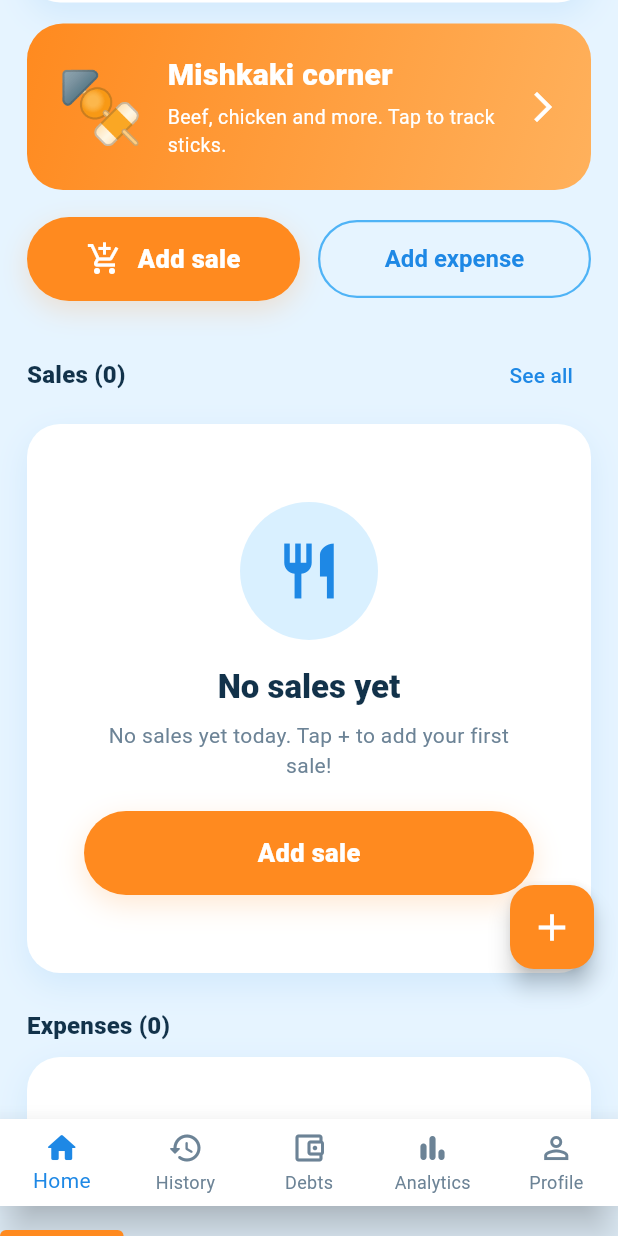
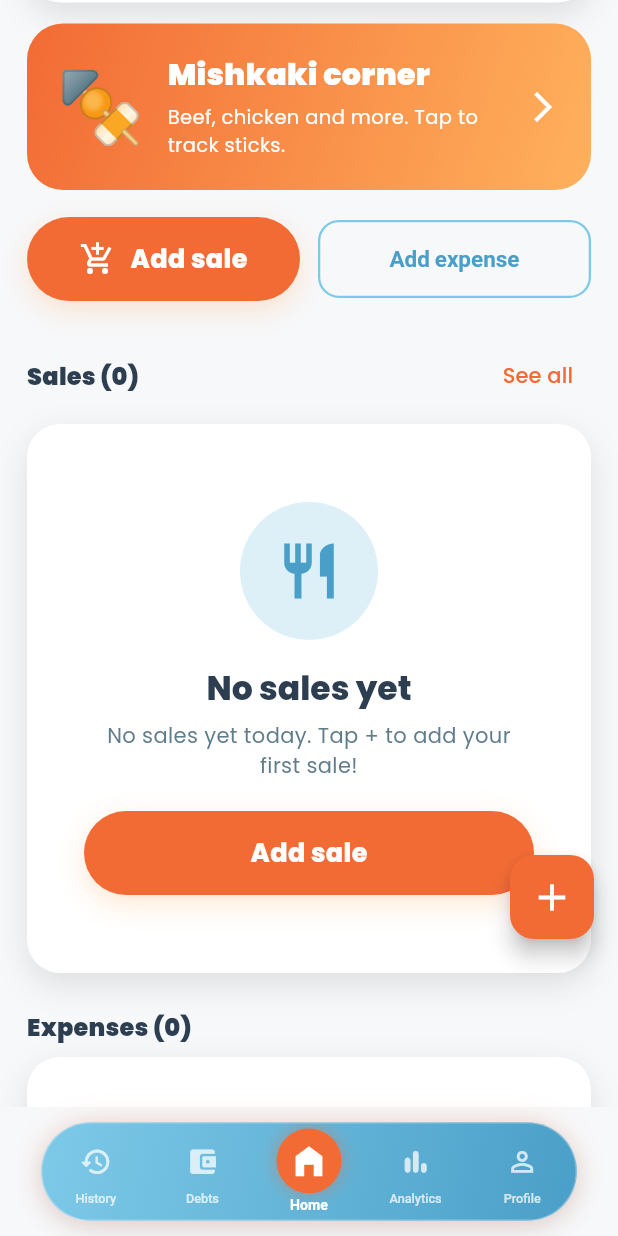
Before and after one commit to Estrolabs16/mzumbefood, a Flutter app: the screen it shows once a user with an empty profile is signed in, scrolled down 576 dp, on a phone screen of 412 x 824 dp. Run offline on Flutter 3.47's test engine with Material 3 defaults, Android fonts, the phone set to English and light mode, and no system bars; drawn by our look-alikes of flutter_animate; our stand-ins replace cloud_firestore, firebase_auth, firebase_core, fl_chart, go_router, google_fonts; accounts and stored records are empty.

Commit message:
Refresh app theme and floating bottom navigation

```diff
--- a/lib/core/theme.dart
+++ b/lib/core/theme.dart
@@ -1,20 +1,32 @@
 import 'package:flutter/cupertino.dart';
 import 'package:flutter/material.dart';
+import 'package:google_fonts/google_fonts.dart';
 
 abstract final class AppColors {
-  static const background = Color(0xFFE6F4FF);
+  static const background = Color(0xFFF7F8FA);
   static const surface = Color(0xFFFFFFFF);
-  static const primary = Color(0xFF4FB3F6);
-  static const primaryDark = Color(0xFF1E88E5);
-  static const accent = Color(0xFFFF8A1F);
-  static const accentSoft = Color(0xFFFFE6CC);
-  static const ink = Color(0xFF12324A);
-  static const muted = Color(0xFF6C8396);
+  static const primary = Color(0xFF7DC9E8);
+  static const primaryDark = Color(0xFF4A9FC8);
+  static const accent = Color(0xFFF26B35);
+  static const highlight = Color(0xFFFF8A65);
+  static const accentSoft = Color(0x26F26B35);
+  static const ink = Color(0xFF2C3E50);
+  static const muted = Color(0xFF607D8B);
   static const success = Color(0xFF2E9E63);
   static const danger = Color(0xFFE5533B);
-  static const line = Color(0xFFD9EBF8);
-  static const blueSoft = Color(0xFFD9F0FF);
-  static const shadow = Color(0x1A1E88E5);
+  static const line = Color(0xFFE1E6EA);
+  static const blueSoft = Color(0xFFDDEFF7);
+  static const shadow = Color(0x1A000000);
+  static const brandGradient = LinearGradient(
+    colors: [primary, primaryDark],
+    begin: Alignment.topLeft,
+    end: Alignment.bottomRight,
+  );
+  static const accentGradient = LinearGradient(
+    colors: [accent, highlight],
+    begin: Alignment.topLeft,
+    end: Alignment.bottomRight,
+  );
 }
 
 abstract final class AppTheme {
@@ -22,19 +34,19 @@ abstract final class AppTheme {
     final base = ThemeData(
       useMaterial3: true,
       colorScheme: ColorScheme.fromSeed(
-        seedColor: AppColors.primaryDark,
-        primary: AppColors.primaryDark,
-        secondary: AppColors.accent,
+        seedColor: AppColors.accent,
+        primary: AppColors.accent,
+        secondary: AppColors.primary,
         surface: AppColors.surface,
         error: AppColors.danger,
         brightness: Brightness.light,
       ),
       scaffoldBackgroundColor: AppColors.background,
-      fontFamily: 'Roboto',
+      fontFamily: GoogleFonts.poppins().fontFamily,
     );
     return base.copyWith(
       appBarTheme: const AppBarTheme(
-        backgroundColor: Colors.transparent,
+        backgroundColor: AppColors.surface,
         surfaceTintColor: Colors.transparent,
         elevation: 0,
         centerTitle: false,
@@ -42,76 +54,105 @@ abstract final class AppTheme {
         titleTextStyle: TextStyle(
           color: AppColors.ink,
           fontSize: 22,
-          fontWeight: FontWeight.w800,
+          fontWeight: FontWeight.w700,
         ),
       ),
-
       cardTheme: CardThemeData(
         color: AppColors.surface,
         elevation: 0,
         margin: EdgeInsets.zero,
-        shape: RoundedRectangleBorder(borderRadius: BorderRadius.circular(22)),
+        shape: RoundedRectangleBorder(
+          borderRadius: BorderRadius.circular(16),
+          side: const BorderSide(color: Color(0x0D000000)),
+        ),
       ),
       elevatedButtonTheme: ElevatedButtonThemeData(
         style: ElevatedButton.styleFrom(
           backgroundColor: AppColors.accent,
           foregroundColor: Colors.white,
           minimumSize: const Size.fromHeight(54),
-          shape: const StadiumBorder(),
-          textStyle: const TextStyle(fontSize: 17, fontWeight: FontWeight.w800),
+          shape: RoundedRectangleBorder(
+            borderRadius: BorderRadius.circular(14),
+          ),
+          textStyle: const TextStyle(fontSize: 16, fontWeight: FontWeight.w700),
           elevation: 0,
         ),
+      ),
+      filledButtonTheme: FilledButtonThemeData(
+        style: FilledButton.styleFrom(
+          backgroundColor: AppColors.accent,
+          foregroundColor: Colors.white,
+          minimumSize: const Size.fromHeight(54),
+          shape: RoundedRectangleBorder(
+            borderRadius: BorderRadius.circular(14),
+          ),
+          textStyle: const TextStyle(fontSize: 16, fontWeight: FontWeight.w700),
+        ),
+      ),
+      floatingActionButtonTheme: const FloatingActionButtonThemeData(
+        backgroundColor: AppColors.accent,
+        foregroundColor: Colors.white,
+        elevation: 6,
       ),
       outlinedButtonTheme: OutlinedButtonThemeData(
         style: OutlinedButton.styleFrom(
           foregroundColor: AppColors.primaryDark,
           minimumSize: const Size.fromHeight(52),
           side: const BorderSide(color: AppColors.primary, width: 1.5),
-          shape: const StadiumBorder(),
-          textStyle: const TextStyle(fontSize: 16, fontWeight: FontWeight.w700),
+          shape: RoundedRectangleBorder(
+            borderRadius: BorderRadius.circular(14),
+          ),
+          textStyle: const TextStyle(fontSize: 15, fontWeight: FontWeight.w700),
         ),
       ),
       inputDecorationTheme: InputDecorationTheme(
         filled: true,
-        fillColor: Colors.white,
-        contentPadding: const EdgeInsets.symmetric(horizontal: 18, vertical: 16),
+        fillColor: const Color(0xFFF2F3F5),
+        contentPadding: const EdgeInsets.symmetric(horizontal: 16, vertical: 14),
         border: OutlineInputBorder(
-          borderRadius: BorderRadius.circular(16),
-          borderSide: const BorderSide(color: AppColors.line),
+          borderRadius: BorderRadius.circular(14),
+          borderSide: BorderSide.none,
         ),
         enabledBorder: OutlineInputBorder(
-          borderRadius: BorderRadius.circular(16),
-          borderSide: const BorderSide(color: AppColors.line),
+          borderRadius: BorderRadius.circular(14),
+          borderSide: BorderSide.none,
         ),
         focusedBorder: OutlineInputBorder(
-          borderRadius: BorderRadius.circular(16),
-          borderSide: const BorderSide(color: AppColors.primaryDark, width: 2),
+          borderRadius: BorderRadius.circular(14),
+          borderSide: const BorderSide(color: AppColors.accent, width: 1.5),
         ),
         errorBorder: OutlineInputBorder(
-          borderRadius: BorderRadius.circular(16),
+          borderRadius: BorderRadius.circular(14),
           borderSide: const BorderSide(color: AppColors.danger),
         ),
         labelStyle: const TextStyle(color: AppColors.muted),
       ),
       bottomNavigationBarTheme: const BottomNavigationBarThemeData(
-        backgroundColor: Colors.white,
-        selectedItemColor: AppColors.primaryDark,
+        backgroundColor: AppColors.surface,
+        selectedItemColor: AppColors.accent,
         unselectedItemColor: AppColors.muted,
         type: BottomNavigationBarType.fixed,
-        elevation: 12,
+        elevation: 0,
       ),
       chipTheme: ChipThemeData(
         backgroundColor: AppColors.blueSoft,
         selectedColor: AppColors.accentSoft,
         side: BorderSide.none,
-        shape: const StadiumBorder(),
+        shape: RoundedRectangleBorder(
+          borderRadius: BorderRadius.circular(12),
+        ),
         labelStyle: const TextStyle(
           color: AppColors.ink,
           fontWeight: FontWeight.w700,
         ),
       ),
+      dividerTheme: const DividerThemeData(
+        color: Color(0x0F000000),
+        thickness: 1,
+        space: 1,
+      ),
       progressIndicatorTheme: const ProgressIndicatorThemeData(
-        color: AppColors.primaryDark,
+        color: AppColors.accent,
         linearTrackColor: AppColors.blueSoft,
       ),
       pageTransitionsTheme: const PageTransitionsTheme(
--- a/lib/screens/shell.dart
+++ b/lib/screens/shell.dart
@@ -1,4 +1,5 @@
 import 'package:flutter/material.dart';
+import 'package:flutter/services.dart';
 import 'package:flutter_animate/flutter_animate.dart';
 import 'package:go_router/go_router.dart';
 import 'package:mzumbefood/core/strings.dart';
@@ -17,17 +18,42 @@ class _AppShellState extends State<AppShell> {
   bool _expanded = false;
 
   static const _destinations = [
-    (icon: Icons.home_rounded, label: S.home, path: '/home'),
-    (icon: Icons.history_rounded, label: S.history, path: '/history'),
-    (icon: Icons.account_balance_wallet_outlined, label: S.debts, path: '/debts'),
-    (icon: Icons.bar_chart_rounded, label: S.analytics, path: '/analytics'),
-    (icon: Icons.person_outline, label: S.profile, path: '/profile'),
+    (
+      icon: Icons.history_rounded,
+      label: S.history,
+      path: '/history',
+      center: false,
+    ),
+    (
+      icon: Icons.account_balance_wallet_rounded,
+      label: S.debts,
+      path: '/debts',
+      center: false,
+    ),
+    (
+      icon: Icons.home_filled,
+      label: S.home,
+      path: '/home',
+      center: true,
+    ),
+    (
+      icon: Icons.bar_chart_rounded,
+      label: S.analytics,
+      path: '/analytics',
+      center: false,
+    ),
+    (
+      icon: Icons.person_outline,
+      label: S.profile,
+      path: '/profile',
+      center: false,
+    ),
   ];
 
   int get _index {
     final location = GoRouterState.of(context).matchedLocation;
     final index = _destinations.indexWhere((item) => location.startsWith(item.path));
-    return index < 0 ? 0 : index;
+    return index < 0 ? 2 : index;
   }
 
   void _navigate(String path) {
@@ -35,10 +61,13 @@ class _AppShellState extends State<AppShell> {
     context.go(path);
   }
 
+  void _selectTab(int index) {
+    setState(() => _expanded = false);
+    context.go(_destinations[index].path);
+  }
+
   @override
   Widget build(BuildContext context) {
-    final index = _index;
-    final width = MediaQuery.of(context).size.width;
     return Scaffold(
       body: widget.child,
       floatingActionButton: Stack(
@@ -48,29 +77,26 @@ class _AppShellState extends State<AppShell> {
             _MiniAction(
               label: '🍢 ${S.mishkaki}',
               icon: Icons.kebab_dining,
-              top: 204,
+              top: 196,
               onTap: () => _navigate('/mishkaki'),
             ),
             _MiniAction(
               label: S.addExpense,
               icon: Icons.receipt_long,
-              top: 142,
+              top: 134,
               onTap: () => _navigate('/add-expense'),
             ),
             _MiniAction(
               label: S.addSale,
               icon: Icons.add_shopping_cart,
-              top: 80,
+              top: 72,
               onTap: () => _navigate('/add-sale'),
             ),
           ],
           Padding(
-            padding: const EdgeInsets.only(bottom: 84),
+            padding: const EdgeInsets.only(bottom: 96),
             child: FloatingActionButton(
               heroTag: 'main-add',
-              backgroundColor: AppColors.accent,
-              foregroundColor: Colors.white,
-              elevation: 6,
               onPressed: () => setState(() => _expanded = !_expanded),
               child: AnimatedRotation(
                 turns: _expanded ? 0.125 : 0,
@@ -81,44 +107,179 @@ class _AppShellState extends State<AppShell> {
           ),
         ],
       ),
-      bottomNavigationBar: SizedBox(
-        height: 78,
-        child: Stack(
-          children: [
-            BottomNavigationBar(
-              currentIndex: index,
-              onTap: (value) => _navigate(_destinations[value].path),
-              items: _destinations
-                  .map(
-                    (item) => BottomNavigationBarItem(
-                      icon: Icon(item.icon, size: 24),
-                      label: item.label,
+      bottomNavigationBar: _FloatingBottomBar(
+        destinations: _destinations,
+        currentIndex: _index,
+        onTap: _selectTab,
+      ),
+    );
+  }
+}
+
+class _FloatingBottomBar extends StatefulWidget {
+  final List<({IconData icon, String label, String path, bool center})>
+      destinations;
+  final int currentIndex;
+  final ValueChanged<int> onTap;
+
+  const _FloatingBottomBar({
+    required this.destinations,
+    required this.currentIndex,
+    required this.onTap,
+  });
+
+  @override
+  State<_FloatingBottomBar> createState() => _FloatingBottomBarState();
+}
+
+class _FloatingBottomBarState extends State<_FloatingBottomBar>
+    with SingleTickerProviderStateMixin {
+  late final AnimationController _bounce = AnimationController(
+    vsync: this,
+    duration: const Duration(milliseconds: 300),
+  );
+
+  @override
+  void dispose() {
+    _bounce.dispose();
+    super.dispose();
+  }
+
+  void _handleTap(int index) {
+    HapticFeedback.lightImpact();
+    if (mounted) _bounce.forward(from: 0);
+    widget.onTap(index);
+  }
+
+  @override
+  Widget build(BuildContext context) {
+    return SafeArea(
+      child: Padding(
+        padding: const EdgeInsets.fromLTRB(16, 8, 16, 8),
+        child: AnimatedBuilder(
+          animation: _bounce,
+          builder: (context, child) => Transform.scale(
+            scale: 0.94 + (0.06 * _bounce.value),
+            child: child,
+          ),
+          child: Container(
+            height: 70,
+            decoration: BoxDecoration(
+              gradient: AppColors.brandGradient,
+              borderRadius: BorderRadius.circular(35),
+              border: const Border.fromBorderSide(
+                BorderSide(color: Color(0x4DFFFFFF), width: 1),
+              ),
+              boxShadow: const [
+                BoxShadow(
+                  color: Color(0x1A000000),
+                  blurRadius: 15,
+                  offset: Offset(0, 5),
+                ),
+                BoxShadow(
+                  color: Color(0x4DF26B35),
+                  blurRadius: 20,
+                  spreadRadius: -5,
+                ),
+              ],
+            ),
+            child: ClipRRect(
+              borderRadius: BorderRadius.circular(35),
+              child: Row(
+                mainAxisAlignment: MainAxisAlignment.spaceEvenly,
+                children: [
+                  for (var i = 0; i < widget.destinations.length; i++)
+                    _BottomBarItem(
+                      key: ValueKey(
+                        'nav-${widget.destinations[i].label.toLowerCase()}',
+                      ),
+                      icon: widget.destinations[i].icon,
+                      label: widget.destinations[i].label,
+                      selected: i == widget.currentIndex,
+                      center: widget.destinations[i].center,
+                      onTap: () => _handleTap(i),
                     ),
-                  )
-                  .toList(),
-            ),
-            Positioned(
-              bottom: 0,
-              left: (width / 5) * index,
-              child: AnimatedContainer(
-                duration: const Duration(milliseconds: 240),
-                curve: Curves.easeOut,
-                width: width / 5,
-                height: 4,
-                decoration: const BoxDecoration(
-                  color: AppColors.accent,
-                  borderRadius: BorderRadius.only(
-                    topLeft: Radius.circular(4),
-                    topRight: Radius.circular(4),
-                  ),
-                ),
+                ],
               ),
             ),
-          ],
+          ),
         ),
       ),
     );
   }
+}
+
+class _BottomBarItem extends StatelessWidget {
+  final IconData icon;
+  final String label;
+  final bool selected;
+  final bool center;
+  final VoidCallback onTap;
+
+  const _BottomBarItem({
+    super.key,
+    required this.icon,
+    required this.label,
+    required this.selected,
+    required this.center,
+    required this.onTap,
+  });
+
+  @override
+  Widget build(BuildContext context) => Expanded(
+        child: GestureDetector(
+          behavior: HitTestBehavior.opaque,
+          onTap: onTap,
+          child: Column(
+            mainAxisSize: MainAxisSize.min,
+            children: [
+              AnimatedContainer(
+                duration: const Duration(milliseconds: 220),
+                curve: Curves.easeOutBack,
+                padding: EdgeInsets.all(center ? 9 : 7),
+                decoration: BoxDecoration(
+                  shape: BoxShape.circle,
+                  color: selected ? AppColors.accent : Colors.transparent,
+                  boxShadow: selected
+                      ? [
+                          BoxShadow(
+                            color:
+                                AppColors.accent.withValues(alpha: 0.4),
+                            blurRadius: 8,
+                            spreadRadius: 1,
+                          ),
+                        ]
+                      : null,
+                ),
+                child: Icon(
+                  icon,
+                  size: center ? 28 : 23,
+                  color: selected
+                      ? Colors.white
+                      : Colors.white.withValues(alpha: 0.75),
+                ),
+              ),
+              const SizedBox(height: 3),
+              AnimatedDefaultTextStyle(
+                duration: const Duration(milliseconds: 220),
+                curve: Curves.easeOut,
+                style: TextStyle(
+                  color: selected
+                      ? Colors.white
+                      : Colors.white.withValues(alpha: 0.75),
+                  fontSize: center ? 10 : 9,
+                  fontWeight: selected ? FontWeight.w700 : FontWeight.w500,
+                ),
+                child: Text(
+                  label,
+                  maxLines: 1,
+                  overflow: TextOverflow.ellipsis,
+                ),
+              ),
+            ],
+          ),
+        ),
+      );
 }
 
 class _MiniAction extends StatelessWidget {
@@ -166,8 +327,6 @@ class _MiniAction extends StatelessWidget {
             const SizedBox(width: 10),
             FloatingActionButton.small(
               heroTag: label,
-              backgroundColor: AppColors.primaryDark,
-              foregroundColor: Colors.white,
               onPressed: onTap,
               child: Icon(icon),
             ),
--- a/pubspec.yaml
+++ b/pubspec.yaml
@@ -16,7 +16,7 @@ publish_to: 'none' # Remove this line if you wish to publish to pub.dev
 # https://developer.apple.com/library/archive/documentation/General/Reference/InfoPlistKeyReference/Articles/CoreFoundationKeys.html
 # In Windows, build-name is used as the major, minor, and patch parts
 # of the product and file versions while build-number is used as the build suffix.
-version: 1.0.0+1
+version: 1.0.1+2
 
 environment:
   sdk: ^3.13.0
@@ -43,6 +43,7 @@ dependencies:
   fl_chart: ^1.3.1
   shared_preferences: ^2.5.6
   flutter_animate: ^4.5.2
+  google_fonts: ^6.3.2
 
 dev_dependencies:
   flutter_test:
```
Also changed, not shown: pubspec.lock, 1 other file.
